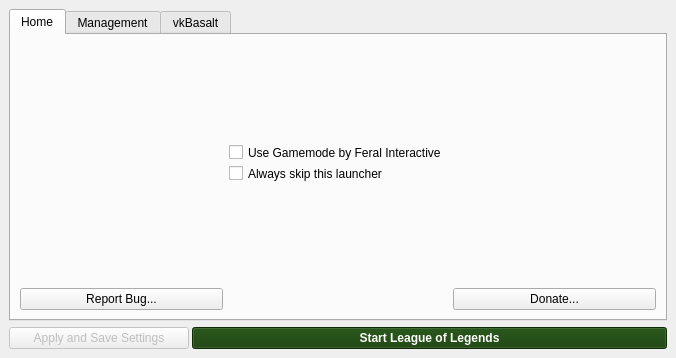
First picture: the form in src/installer.ui, repository polkaulfield/lol-for-linux-installer, before the edit.
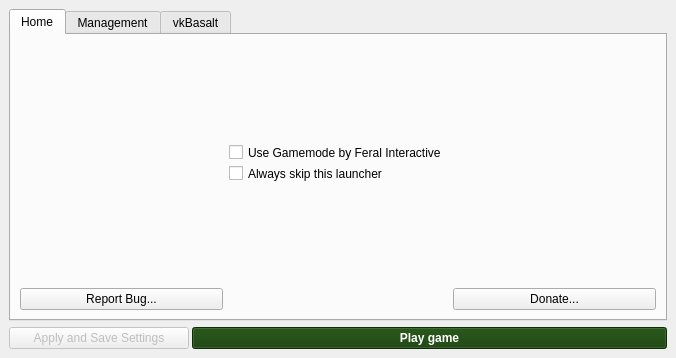
Second picture: the form after the edit. Icons and pictures are not drawn.

Commit message: Change Window name and play button text

The edit to the form file:
```diff
--- a/src/installer.ui
+++ b/src/installer.ui
@@ -1596,7 +1596,7 @@
                   </font>
                  </property>
                  <property name="text">
-                  <string>Start League of Legends</string>
+                  <string>Play game</string>
                  </property>
                  <property name="icon">
                   <iconset theme="media-playback-start">
```
The commit also changes 1 other file.
